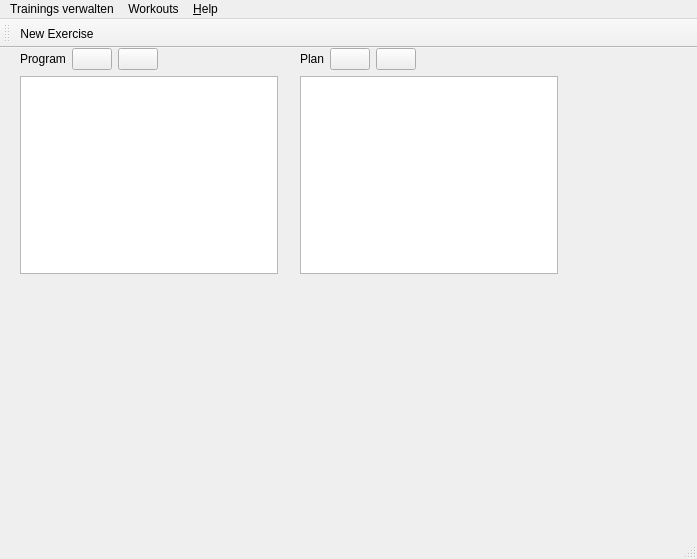
Before: the Qt Designer form ui/main_window.ui in hochstibe/fingertraining, drawn with Qt 5.
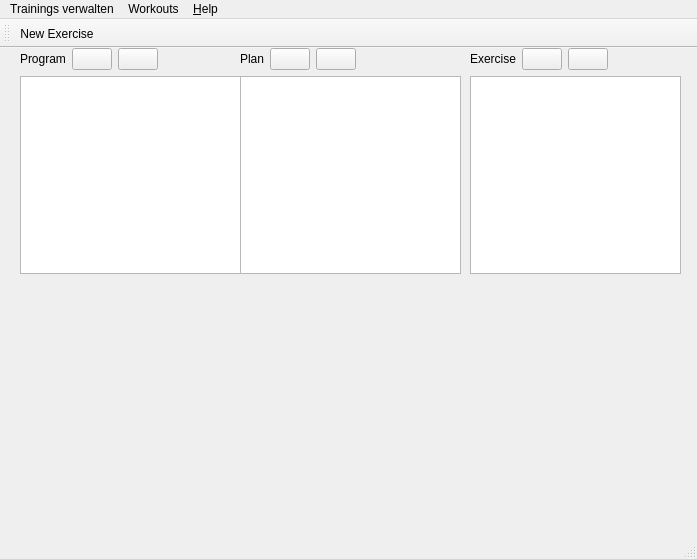
After: the same form once the commit is applied. Icons and pictures are not drawn.

Patch:
```diff
--- a/ui/main_window.ui
+++ b/ui/main_window.ui
@@ -19,7 +19,7 @@
      <rect>
       <x>20</x>
       <y>0</y>
-      <width>258</width>
+      <width>221</width>
       <height>226</height>
      </rect>
     </property>
@@ -84,9 +84,9 @@
    <widget class="QWidget" name="">
     <property name="geometry">
      <rect>
-      <x>300</x>
+      <x>240</x>
       <y>0</y>
-      <width>258</width>
+      <width>221</width>
       <height>226</height>
      </rect>
     </property>
@@ -148,6 +148,67 @@
      </item>
     </layout>
    </widget>
+   <widget class="QWidget" name="">
+    <property name="geometry">
+     <rect>
+      <x>470</x>
+      <y>0</y>
+      <width>211</width>
+      <height>226</height>
+     </rect>
+    </property>
+    <layout class="QVBoxLayout" name="verticalLayout_3">
+     <item>
+      <layout class="QHBoxLayout" name="horizontalLayout_3">
+       <item>
+        <widget class="QLabel" name="label_3">
+         <property name="text">
+          <string>Exercise</string>
+         </property>
+        </widget>
+       </item>
+       <item>
+        <widget class="QPushButton" name="pushButton_add_exercise">
+         <property name="text">
+          <string/>
+         </property>
+         <property name="icon">
+          <iconset resource="resources/resources.qrc">
+           <normaloff>:/icons/plus-solid.svg</normaloff>:/icons/plus-solid.svg</iconset>
+         </property>
+        </widget>
+       </item>
+       <item>
+        <widget class="QPushButton" name="pushButton_remove_exercise">
+         <property name="text">
+          <string/>
+         </property>
+         <property name="icon">
+          <iconset resource="resources/resources.qrc">
+           <normaloff>:/icons/minus-solid.svg</normaloff>:/icons/minus-solid.svg</iconset>
+         </property>
+        </widget>
+       </item>
+       <item>
+        <spacer name="horizontalSpacer_3">
+         <property name="orientation">
+          <enum>Qt::Horizontal</enum>
+         </property>
+         <property name="sizeHint" stdset="0">
+          <size>
+           <width>40</width>
+           <height>20</height>
+          </size>
+         </property>
+        </spacer>
+       </item>
+      </layout>
+     </item>
+     <item>
+      <widget class="QListView" name="listView"/>
+     </item>
+    </layout>
+   </widget>
   </widget>
   <widget class="QMenuBar" name="menubar">
    <property name="geometry">
```
Left out of the diff: 2 changed lines with no effect on the pictures.
